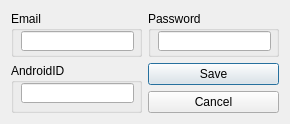
Qt form settings.ui (a1ien/Google_play_client) before a commit.
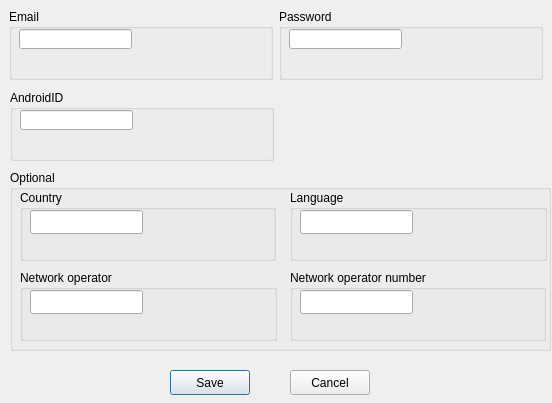
The same form after that commit.

Commit message: Settings and corresponding mssg are changed

```diff
--- a/settings.ui
+++ b/settings.ui
@@ -6,16 +6,22 @@
    <rect>
     <x>0</x>
     <y>0</y>
-    <width>290</width>
-    <height>124</height>
+    <width>552</width>
+    <height>403</height>
    </rect>
   </property>
   <property name="windowTitle">
    <string>Settings</string>
   </property>
-  <layout class="QGridLayout" name="gridLayout">
-   <item row="0" column="0">
     <widget class="QGroupBox" name="groupBox">
+   <property name="geometry">
+    <rect>
+     <x>9</x>
+     <y>9</y>
+     <width>264</width>
+     <height>71</height>
+    </rect>
+   </property>
      <property name="title">
       <string>Email</string>
      </property>
@@ -30,9 +36,15 @@
       </property>
      </widget>
     </widget>
-   </item>
-   <item row="0" column="1">
     <widget class="QGroupBox" name="groupBox_2">
+   <property name="geometry">
+    <rect>
+     <x>279</x>
+     <y>9</y>
+     <width>264</width>
+     <height>71</height>
+    </rect>
+   </property>
      <property name="title">
       <string>Password</string>
      </property>
@@ -53,39 +65,160 @@
       </property>
      </widget>
     </widget>
-   </item>
-   <item row="1" column="0" rowspan="2">
-    <widget class="QGroupBox" name="groupBox_3">
-     <property name="title">
-      <string>AndroidID</string>
-     </property>
-     <widget class="QLineEdit" name="androidid">
-      <property name="geometry">
-       <rect>
-        <x>10</x>
-        <y>20</y>
-        <width>113</width>
-        <height>20</height>
-       </rect>
-      </property>
-     </widget>
-    </widget>
-   </item>
-   <item row="1" column="1">
     <widget class="QPushButton" name="Save">
+   <property name="geometry">
+    <rect>
+     <x>170</x>
+     <y>370</y>
+     <width>80</width>
+     <height>25</height>
+    </rect>
+   </property>
      <property name="text">
       <string>Save</string>
      </property>
     </widget>
-   </item>
-   <item row="2" column="1">
     <widget class="QPushButton" name="Cancel">
+   <property name="geometry">
+    <rect>
+     <x>290</x>
+     <y>370</y>
+     <width>80</width>
+     <height>25</height>
+    </rect>
+   </property>
      <property name="text">
       <string>Cancel</string>
      </property>
     </widget>
-   </item>
-  </layout>
+  <widget class="QGroupBox" name="groupBox_3">
+   <property name="geometry">
+    <rect>
+     <x>10</x>
+     <y>90</y>
+     <width>264</width>
+     <height>71</height>
+    </rect>
+   </property>
+   <property name="title">
+    <string>AndroidID</string>
+   </property>
+   <widget class="QLineEdit" name="androidid">
+    <property name="geometry">
+     <rect>
+      <x>10</x>
+      <y>20</y>
+      <width>113</width>
+      <height>20</height>
+     </rect>
+    </property>
+   </widget>
+  </widget>
+  <widget class="QGroupBox" name="groupBox_4">
+   <property name="geometry">
+    <rect>
+     <x>10</x>
+     <y>170</y>
+     <width>541</width>
+     <height>181</height>
+    </rect>
+   </property>
+   <property name="title">
+    <string>Optional</string>
+   </property>
+   <widget class="QGroupBox" name="groupBox_6">
+    <property name="geometry">
+     <rect>
+      <x>10</x>
+      <y>20</y>
+      <width>256</width>
+      <height>71</height>
+     </rect>
+    </property>
+    <property name="title">
+     <string>Country</string>
+    </property>
+    <widget class="QLineEdit" name="country">
+     <property name="geometry">
+      <rect>
+       <x>10</x>
+       <y>20</y>
+       <width>113</width>
+       <height>24</height>
+      </rect>
+     </property>
+    </widget>
+   </widget>
+   <widget class="QGroupBox" name="groupBox_7">
+    <property name="geometry">
+     <rect>
+      <x>10</x>
+      <y>100</y>
+      <width>257</width>
+      <height>71</height>
+     </rect>
+    </property>
+    <property name="title">
+     <string>Network operator</string>
+    </property>
+    <widget class="QLineEdit" name="operatorSym">
+     <property name="geometry">
+      <rect>
+       <x>10</x>
+       <y>20</y>
+       <width>113</width>
+       <height>24</height>
+      </rect>
+     </property>
+    </widget>
+   </widget>
+   <widget class="QGroupBox" name="groupBox_8">
+    <property name="geometry">
+     <rect>
+      <x>280</x>
+      <y>100</y>
+      <width>256</width>
+      <height>71</height>
+     </rect>
+    </property>
+    <property name="title">
+     <string>Network operator number</string>
+    </property>
+    <widget class="QLineEdit" name="operatorNum">
+     <property name="geometry">
+      <rect>
+       <x>10</x>
+       <y>20</y>
+       <width>113</width>
+       <height>24</height>
+      </rect>
+     </property>
+    </widget>
+   </widget>
+   <widget class="QGroupBox" name="groupBox_5">
+    <property name="geometry">
+     <rect>
+      <x>280</x>
+      <y>20</y>
+      <width>257</width>
+      <height>71</height>
+     </rect>
+    </property>
+    <property name="title">
+     <string>Language</string>
+    </property>
+    <widget class="QLineEdit" name="language">
+     <property name="geometry">
+      <rect>
+       <x>10</x>
+       <y>20</y>
+       <width>113</width>
+       <height>24</height>
+      </rect>
+     </property>
+    </widget>
+   </widget>
+  </widget>
  </widget>
  <resources/>
  <connections/>
```
Lines whose indentation alone changed are shown as unchanged. The commit also changes 3 other files.
